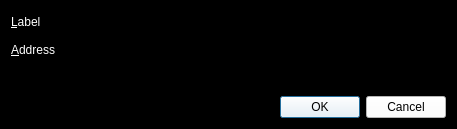
Before: the Qt Designer form src/qt/forms/editaddressdialog.ui in NoirX/NoirShares-v2-old, drawn with Qt 5.
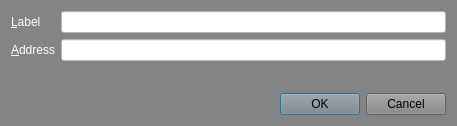
After: the same form once the commit is applied.

The edit to the form file:
```diff
--- a/src/qt/forms/editaddressdialog.ui
+++ b/src/qt/forms/editaddressdialog.ui
@@ -7,14 +7,14 @@
     <x>0</x>
     <y>0</y>
     <width>457</width>
-    <height>129</height>
+    <height>126</height>
    </rect>
   </property>
   <property name="windowTitle">
    <string>Edit Address</string>
   </property>
   <property name="styleSheet">
-   <string notr="true">background-color: rgb(0, 0, 0);
+   <string notr="true">background-color: rgb(132, 132, 132);
 color: rgb(255, 255, 255);</string>
   </property>
   <layout class="QVBoxLayout" name="verticalLayout">
@@ -38,6 +38,10 @@
        <property name="toolTip">
         <string>The label associated with this address book entry</string>
        </property>
+       <property name="styleSheet">
+        <string notr="true">background-color: rgb(255, 255, 255);
+color: rgb(0, 0, 0);</string>
+       </property>
       </widget>
      </item>
      <item row="1" column="0">
@@ -55,6 +59,10 @@
        <property name="toolTip">
         <string>The address associated with this address book entry. This can only be modified for sending addresses.</string>
        </property>
+       <property name="styleSheet">
+        <string notr="true">background-color: rgb(255, 255, 255);
+color: rgb(0, 0, 0);</string>
+       </property>
       </widget>
      </item>
     </layout>
@@ -62,8 +70,7 @@
    <item>
     <widget class="QDialogButtonBox" name="buttonBox">
      <property name="styleSheet">
-      <string notr="true">color: rgb(0, 0, 0);
-background-color: rgb(255, 255, 255);</string>
+      <string notr="true">color: rgb(0, 0, 0);</string>
      </property>
      <property name="orientation">
       <enum>Qt::Horizontal</enum>
```
